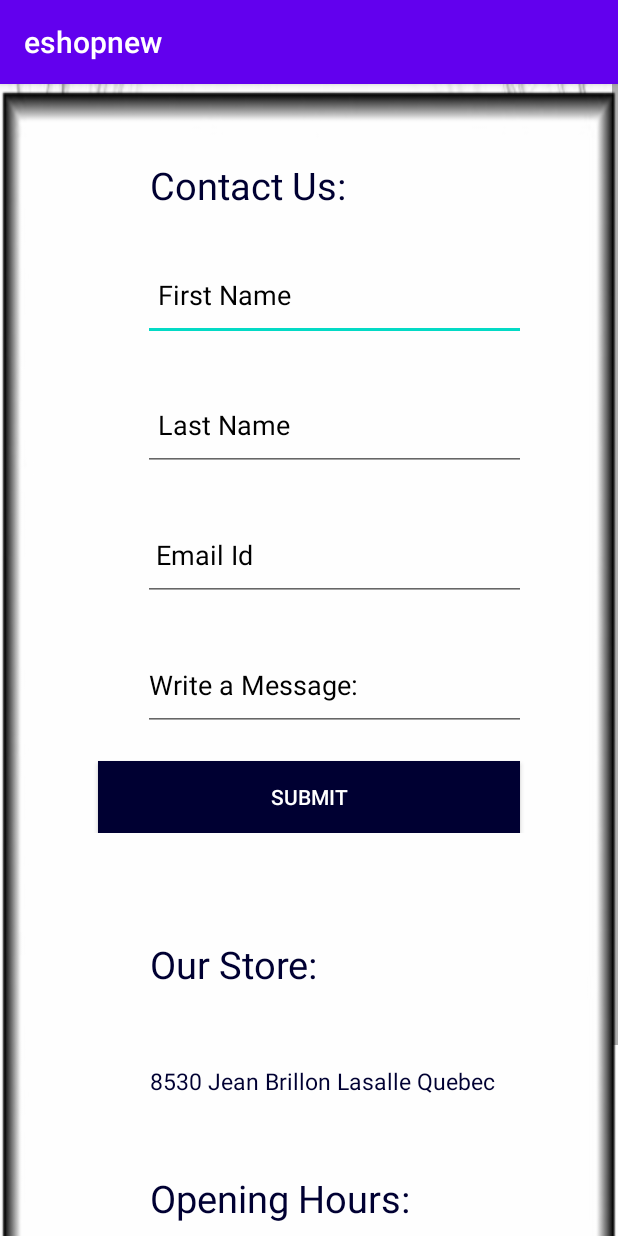
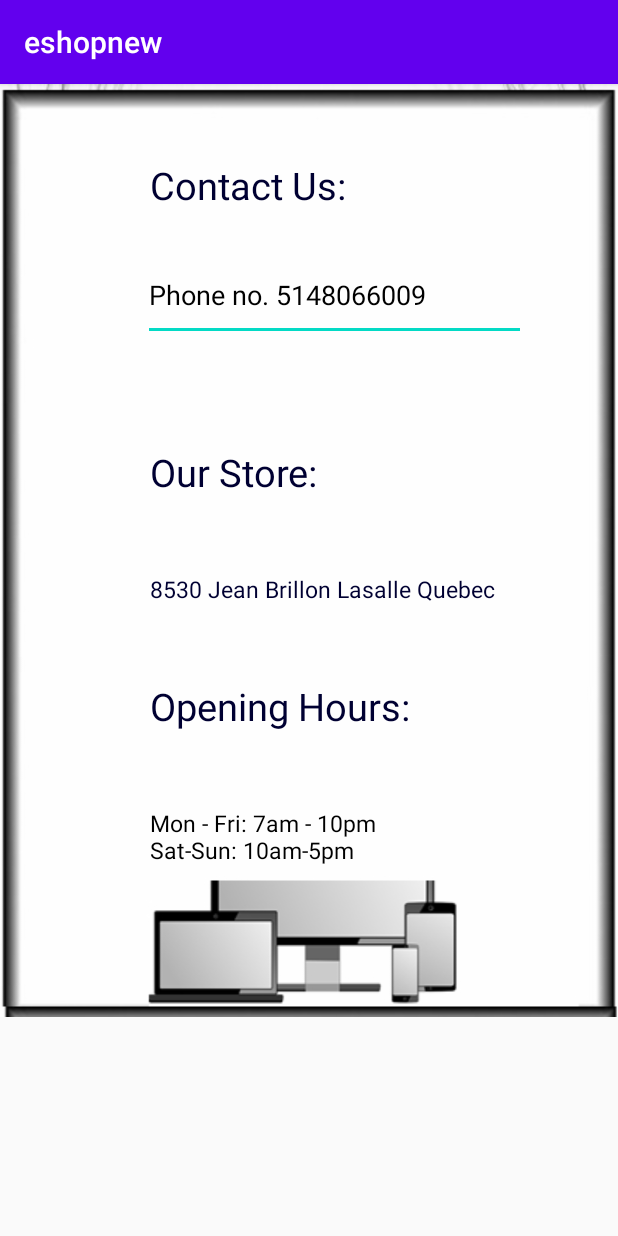
Before and after one commit to harpreetsingh786/eshops, an Android app: the fragment SlideshowFragment shown on its own in the app's theme, on a phone screen of 412 x 824 dp. Run offline under Robolectric (Android 15) with nearby library versions, the phone set to English and light mode, and no system bars.

Commit message:
changes in design

```diff
--- a/app/src/main/res/layout/fragment_slideshow.xml
+++ b/app/src/main/res/layout/fragment_slideshow.xml
@@ -45,73 +45,20 @@
 
 
             <EditText
-                android:id="@+id/firsteditText"
-                android:layout_width="255dp"
-                android:layout_height="61dp"
-                android:layout_marginLeft="95dp"
-                android:layout_marginTop="25dp"
-                android:drawablePadding="10dp"
-                android:hint="First Name"
-                android:paddingLeft="10dp"
-                android:textColor="#000"
-                android:textColorHint="#000" />
-
-
-            <EditText
-                android:id="@+id/lasteditText"
-                android:layout_width="255dp"
-                android:layout_height="61dp"
-                android:layout_marginLeft="95dp"
-                android:layout_marginTop="25dp"
-                android:drawablePadding="10dp"
-                android:hint="Last Name"
-                android:paddingLeft="10dp"
-                android:textColor="#000"
-                android:textColorHint="#000" />
-
-            <EditText
                 android:id="@+id/EmaileditText"
                 android:layout_width="255dp"
                 android:layout_height="61dp"
                 android:layout_marginLeft="95dp"
                 android:layout_marginTop="25dp"
-                android:hint=" Email Id"
                 android:inputType="textEmailAddress"
-                android:textColor="#000"
-                android:textColorHint="#000" />
-
-            <EditText
-
-                android:id="@+id/confirmpasswordeditText"
-                android:layout_width="255dp"
-                android:layout_height="61dp"
-                android:layout_marginLeft="95dp"
-                android:layout_marginTop="25dp"
-                android:hint="Write a Message:"
-                android:inputType="textPassword"
+                android:text="Phone no. 5148066009"
                 android:textColor="#000"
                 android:textColorHint="#000" />
 
             <LinearLayout
                 android:layout_width="match_parent"
                 android:layout_height="wrap_content"
-                android:orientation="horizontal">
-
-                <Button
-                    android:id="@+id/joinbtn"
-                    android:layout_width="match_parent"
-                    android:layout_height="wrap_content"
-                    android:layout_marginLeft="65dp"
-                    android:layout_marginTop="20dp"
-
-                    android:layout_marginRight="65dp"
-                    android:background="#000032"
-                    android:drawablePadding="10dp"
-                    android:text="Submit"
-                    android:textColor="#ffffff" />
-
-
-            </LinearLayout>
+                android:orientation="horizontal"/>
 
             <LinearLayout
                 android:layout_width="match_parent"
```
